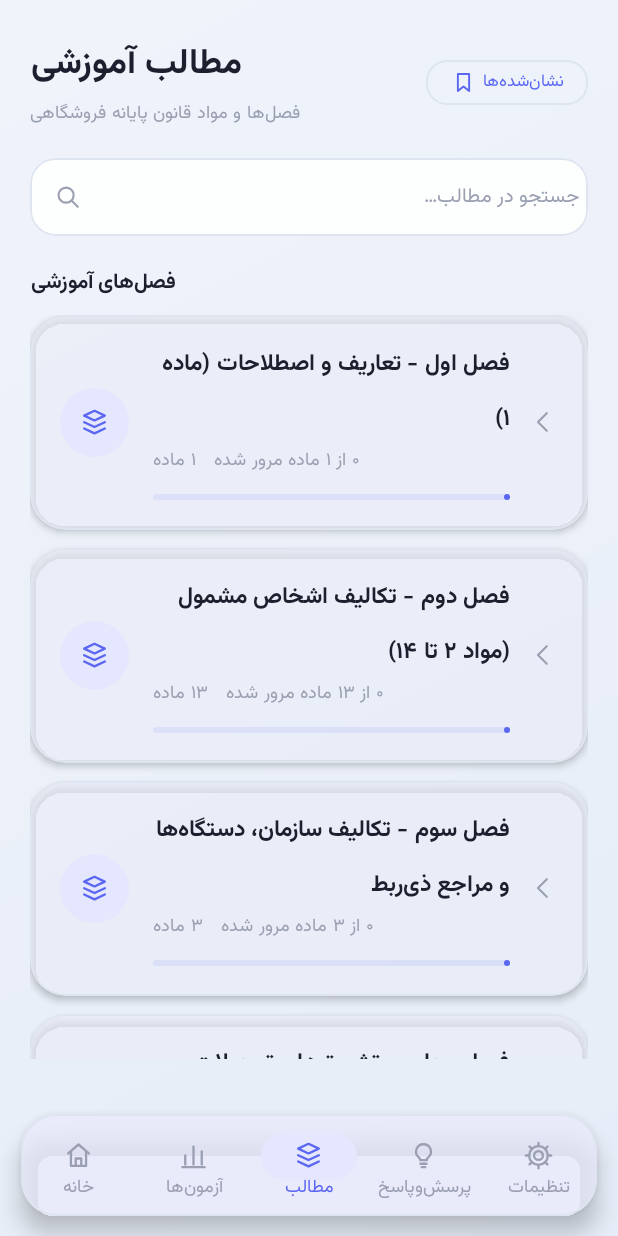
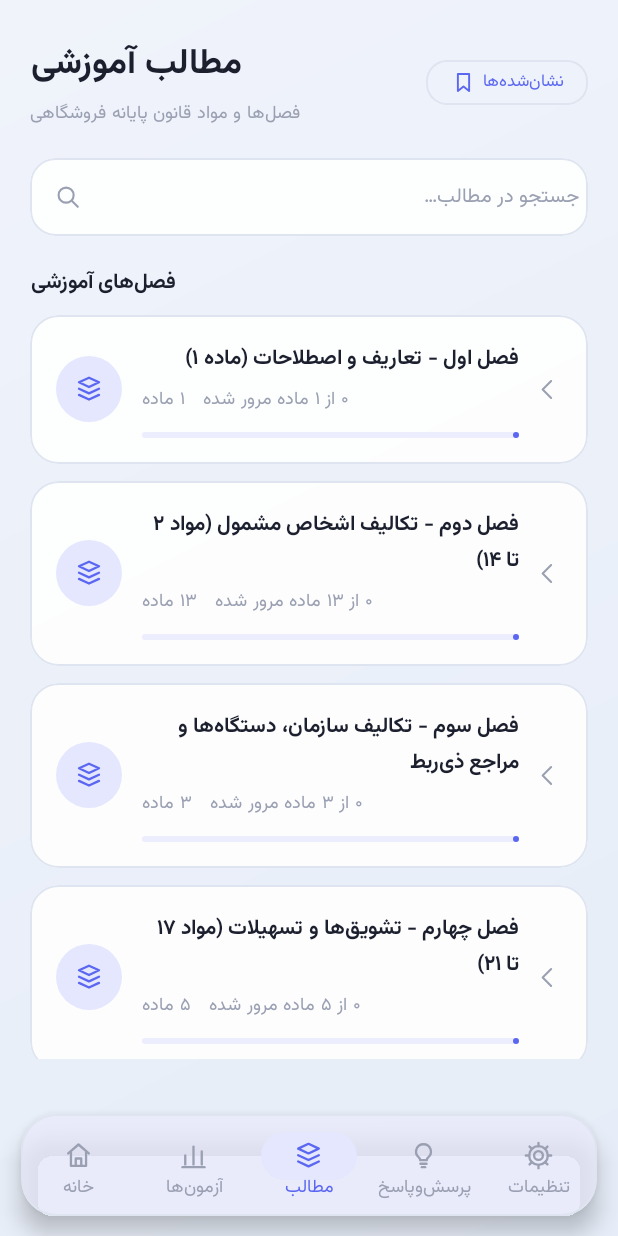
Before and after one commit to TheVrisky/irtax, an Android app built with Jetpack Compose: the screen it shows after launch (MainActivity), item 3 of the bottom bar chosen, on a phone screen of 412 x 824 dp. Run offline under Robolectric (Android 15) with nearby library versions, the phone set to English and light mode, and no system bars.

Commit message:
Refresh article chapter cards

```diff
--- a/app/src/main/res/layout/item_chapter.xml
+++ b/app/src/main/res/layout/item_chapter.xml
@@ -5,96 +5,80 @@
     xmlns:tools="http://schemas.android.com/tools"
     android:layout_width="match_parent"
     android:layout_height="wrap_content"
-    android:layout_marginBottom="12dp"
-    android:background="@drawable/bg_glass_card"
-    app:cardBackgroundColor="@color/surface_glass"
-    app:cardCornerRadius="@dimen/radius_card"
-    app:cardElevation="@dimen/card_elevation_soft"
+    android:layout_marginBottom="11dp"
+    app:cardBackgroundColor="@color/surface_glass_strong"
+    app:cardCornerRadius="19dp"
+    app:cardElevation="0dp"
     app:strokeColor="@color/outline"
     app:strokeWidth="1dp">
-
     <LinearLayout
         android:layout_width="match_parent"
         android:layout_height="wrap_content"
         android:gravity="center_vertical"
         android:orientation="horizontal"
-        android:padding="@dimen/space_xl">
-
+        android:padding="17dp">
         <FrameLayout
-            android:layout_width="46dp"
-            android:layout_height="46dp"
+            android:layout_width="44dp"
+            android:layout_height="44dp"
             android:background="@drawable/bg_circle_primary">
-
             <ImageView
-                android:layout_width="22dp"
-                android:layout_height="22dp"
+                android:layout_width="21dp"
+                android:layout_height="21dp"
                 android:layout_gravity="center"
                 android:importantForAccessibility="no"
                 android:src="@drawable/ic_bank"
                 app:tint="@color/primary" />
-
         </FrameLayout>
-
         <LinearLayout
             android:layout_width="0dp"
             android:layout_height="wrap_content"
-            android:layout_marginStart="@dimen/space_lg"
+            android:layout_marginStart="13dp"
             android:layout_weight="1"
             android:orientation="vertical">
-
             <TextView
                 android:id="@+id/tv_chapter_title"
                 style="@style/Text.irtax.Title"
                 android:layout_width="match_parent"
                 android:layout_height="wrap_content"
-                android:textSize="15sp"
-                tools:text="فصل دوم - تکالیف اشخاص مشمول" />
-
+                android:textSize="14sp"
+                tools:text="فصل دوم؛ تکالیف اشخاص مشمول" />
             <LinearLayout
                 android:layout_width="match_parent"
                 android:layout_height="wrap_content"
-                android:layout_marginTop="4dp"
+                android:layout_marginTop="5dp"
                 android:gravity="center_vertical"
                 android:orientation="horizontal">
-
                 <TextView
                     android:id="@+id/tv_chapter_count"
                     style="@style/Text.irtax.Caption"
                     android:layout_width="wrap_content"
                     android:layout_height="wrap_content"
                     tools:text="۱۳ ماده" />
-
                 <TextView
                     android:id="@+id/tv_chapter_progress"
                     style="@style/Text.irtax.Caption"
                     android:layout_width="wrap_content"
                     android:layout_height="wrap_content"
-                    android:layout_marginStart="@dimen/space_md"
+                    android:layout_marginStart="12dp"
                     android:textColor="@color/text_tertiary"
                     tools:text="۳ از ۱۳ مرور شده" />
-
             </LinearLayout>
-
             <com.google.android.material.progressindicator.LinearProgressIndicator
                 android:id="@+id/progress_chapter"
                 android:layout_width="match_parent"
                 android:layout_height="wrap_content"
-                android:layout_marginTop="@dimen/space_md"
+                android:layout_marginTop="11dp"
                 app:indicatorColor="@color/primary"
                 app:trackColor="@color/primary_soft_alpha"
-                app:trackCornerRadius="3dp"
+                app:trackCornerRadius="4dp"
                 app:trackThickness="4dp" />
-
         </LinearLayout>
-
         <ImageView
-            android:layout_width="20dp"
-            android:layout_height="20dp"
-            android:layout_marginStart="@dimen/space_md"
+            android:layout_width="19dp"
+            android:layout_height="19dp"
+            android:layout_marginStart="9dp"
             android:importantForAccessibility="no"
             android:src="@drawable/ic_chevron_left"
             app:tint="@color/text_tertiary" />
-
     </LinearLayout>
-
 </com.google.android.material.card.MaterialCardView>
```
